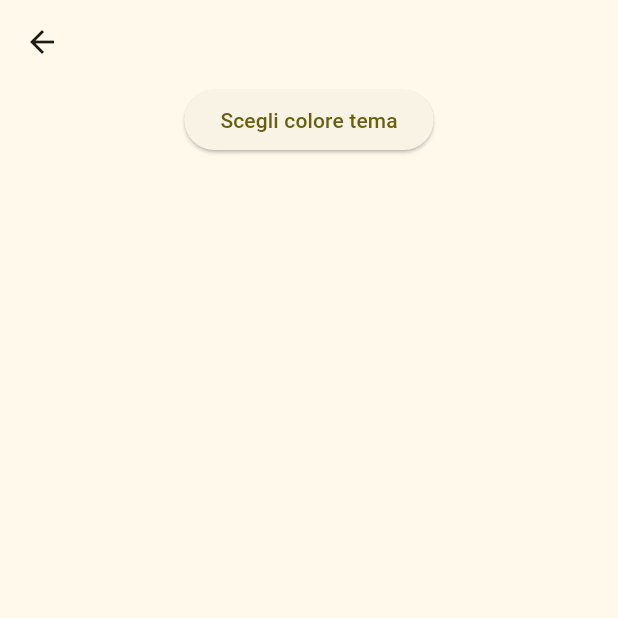
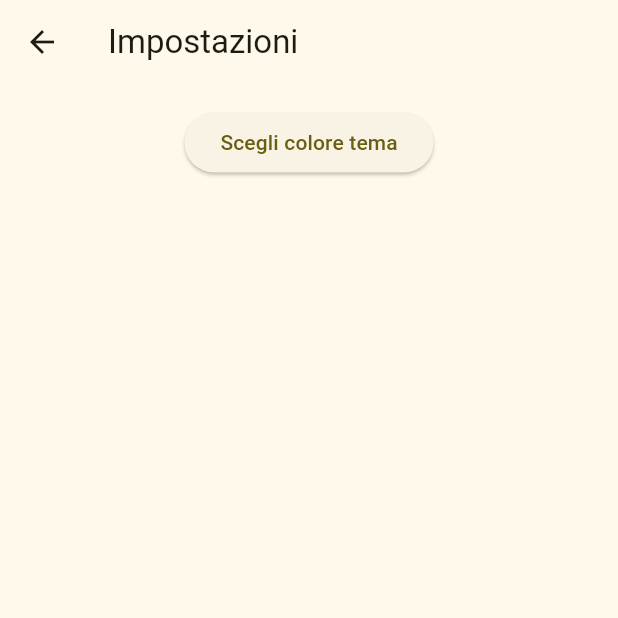
Before and after one commit to Asciugano/todo_app_flutter, a Flutter app: the screen it shows after launch, after a tap on "Next", after a tap on the "settings" icon, on a phone screen of 412 x 824 dp, the top half of it. Run offline on Flutter 3.47's test engine with Material 3 defaults, Android fonts, the light colour scheme and no system bars; our stand-ins replace flutter_colorpicker, lottie, shared_preferences.

Commit message:
migliorata l UI

```diff
--- a/lib/views/pages/list_page.dart
+++ b/lib/views/pages/list_page.dart
@@ -18,7 +18,9 @@ class _HomePageState extends State<HomePage> {
       body: ValueListenableBuilder(
         valueListenable: listTodoNotifier,
         builder: (context, listTodo, child) {
-          return SingleChildScrollView(
+          return Padding(
+            padding: const EdgeInsets.all(10),
+            child: SingleChildScrollView(
               child: AnimatedCrossFade(
                 firstChild: Column(
                   children: List.generate(
@@ -41,6 +43,7 @@ class _HomePageState extends State<HomePage> {
                         : CrossFadeState.showFirst,
                 duration: Duration(microseconds: 300),
               ),
+            ),
           );
         },
       ),
--- a/lib/views/pages/setting_page.dart
+++ b/lib/views/pages/setting_page.dart
@@ -10,9 +10,10 @@ class SettingPage extends StatelessWidget {
   @override
   Widget build(BuildContext context) {
     return Scaffold(
-      appBar: AppBar(),
+      appBar: AppBar(title: Text('Impostazioni')),
       body: Column(
         children: [
+          SizedBox(height: 15),
           Center(
             child: ThemeColorPicker(
               initialColor: Colors.yellow,
--- a/lib/views/widgets/todo_list_widget.dart
+++ b/lib/views/widgets/todo_list_widget.dart
@@ -48,7 +48,6 @@ class _TodoListWidgetState extends State<TodoListWidget> {
                     style: KTextStyle.titleText(themeColorNotifier.value),
                   ),
                   Expanded(child: Container()),
-                  Text('id: ${widget.listTodo.id}'),
                 ],
               ),
             ),
--- a/pubspec.yaml
+++ b/pubspec.yaml
@@ -38,6 +38,7 @@ dependencies:
   shared_preferences: ^2.5.3
   flutter_colorpicker: ^1.1.0
   flutter_launcher_icons: ^0.14.3
+  flutter_local_notifications: ^19.2.1
 
 dev_dependencies:
   flutter_test:
```
Also changed, not shown: pubspec.lock, 2 other files. Lines whose indentation alone changed are shown as unchanged.
